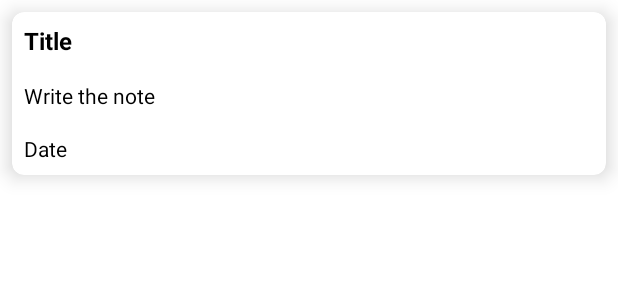
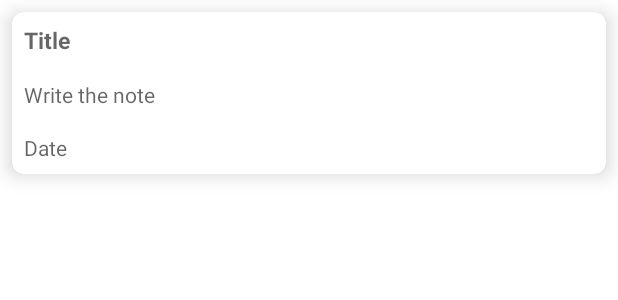
Before and after one commit to Lexus911/Final_Project_TMS, an Android app: the layout notes_list.xml on its own in the app's theme, with its tools: preview values and no code run, on a phone screen of 412 x 824 dp. Shown: the top 300 px of the screen. Run offline under Robolectric (Android 15) with nearby library versions, the phone set to English and light mode, and no system bars.

```diff
--- a/app/build.gradle
+++ b/app/build.gradle
@@ -46,7 +46,7 @@ dependencies {
     implementation 'androidx.fragment:fragment-ktx:1.5.5'
     implementation 'androidx.core:core-ktx:1.9.0'
     implementation 'androidx.appcompat:appcompat:1.5.1'
-    implementation 'com.google.android.material:material:1.7.0'
+    implementation 'com.google.android.material:material:1.8.0'
     implementation 'androidx.constraintlayout:constraintlayout:2.1.4'
     testImplementation 'junit:junit:4.13.2'
     androidTestImplementation 'androidx.test.ext:junit:1.1.4'
--- a/app/src/main/res/layout/notes_list.xml
+++ b/app/src/main/res/layout/notes_list.xml
@@ -22,8 +22,8 @@
                 android:id="@+id/tv_title"
                 android:layout_width="match_parent"
                 android:layout_height="wrap_content"
-                android:text="@string/title_notes_list"
-                android:textSize="16sp"
+                android:hint="@string/title_notes_list"
+                android:textSize="15sp"
                 android:textStyle="bold"
                 android:textColor="@color/black"
                 android:padding="8dp"
@@ -36,17 +36,17 @@
 
         </com.google.android.material.circularreveal.CircularRevealRelativeLayout>
 
-<androidx.appcompat.widget.AppCompatTextView
+<com.google.android.material.textview.MaterialTextView
     android:id="@+id/tv_note"
     android:layout_width="match_parent"
     android:layout_height="wrap_content"
     android:textSize="14sp"
     android:padding="8dp"
-    android:text="@string/write_the_note_notes_list"
+    android:hint="@string/write_the_note_notes_list"
     android:textColor="@color/black"
     android:maxLines="20"
     >
-</androidx.appcompat.widget.AppCompatTextView>
+</com.google.android.material.textview.MaterialTextView>
 
 <com.google.android.material.textview.MaterialTextView
     android:id="@+id/tv_date"
@@ -54,7 +54,7 @@
     android:layout_height="wrap_content"
     android:textSize="14sp"
     android:padding="8dp"
-    android:text="@string/date_notes_list"
+    android:hint="@string/date_notes_list"
     android:textColor="@color/black"
     android:singleLine="true"
     android:ellipsize="marquee"
```
Also changed, not shown: app/src/main/java/com/example/teachmenotes/presentation/model/NoteModel.kt (+2 -5 lines), app/src/main/java/com/example/teachmenotes/presentation/notes/NotesFragment.kt (+8 -56 lines).
